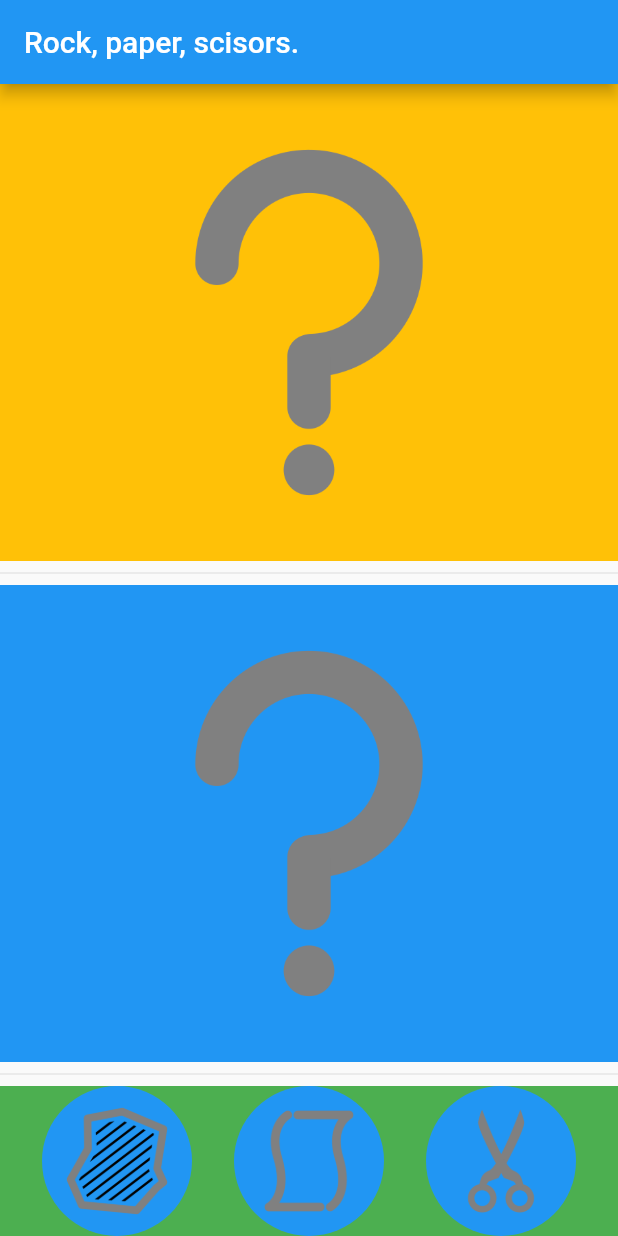
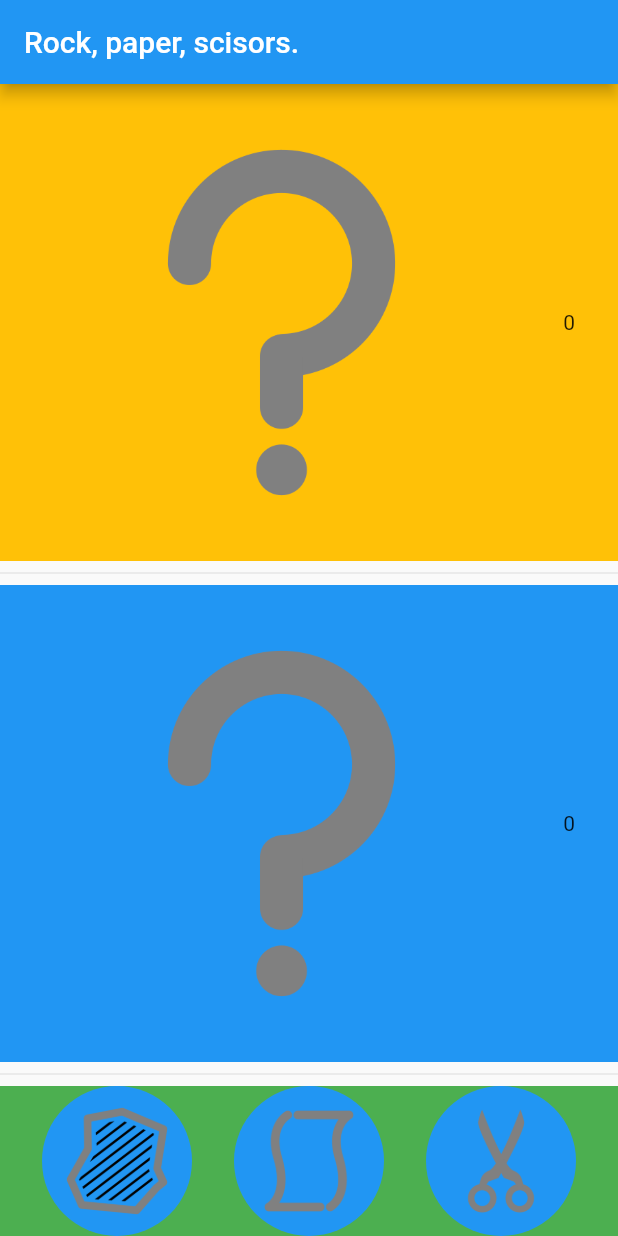
Before and after one commit to MatthieuMeert/rock_paper_scissors, a Flutter app: the screen it shows after launch, on a phone screen of 412 x 824 dp. Run offline on Flutter 3.47's test engine with Material 2 defaults, Android fonts, the phone set to English and light mode, and no system bars.

Commit message:
added counter

```diff
--- a/lib/view_models/game_view_model.dart
+++ b/lib/view_models/game_view_model.dart
@@ -9,6 +9,15 @@ class GameViewModel with ChangeNotifier {
   List<String> getChoicesList() => gameModel.choicesList;
   String? getChoice() => gameModel.choice;
   String? getAnswer() => gameModel.answer;
+  int getGamesWon() => gameModel.gamesWon;
+  int getGamesLost() => gameModel.gamesLost;
+
+  play(String choice) {
+    setChoice(choice);
+    generateRandomAnswer();
+    gameModel.addGameToStats();
+    notifyListeners();
+  }
 
   setChoice(String type) {
     gameModel.choice = type;
--- a/lib/views/game_view.dart
+++ b/lib/views/game_view.dart
@@ -26,10 +26,19 @@ class GameBoard extends StatelessWidget {
               Expanded(
                 child: Container(
                   color: Colors.amber,
-                  child: Padding(
+                  child: Row(
+                    mainAxisAlignment: MainAxisAlignment.spaceEvenly,
+                    children: [
+                      Padding(
                         padding: const EdgeInsets.all(16.0),
                         child: Image.asset(
                             'assets/images/${Provider.of<GameViewModel>(context).getAnswer() ?? 'unknown'}.png'),
+                      ),
+                      Container(
+                        child: Text(
+                            '${Provider.of<GameViewModel>(context).getGamesLost()}'),
+                      )
+                    ],
                   ),
                   alignment: Alignment.center,
                 ),
@@ -38,10 +47,17 @@ class GameBoard extends StatelessWidget {
               Expanded(
                 child: Container(
                   color: Colors.blue,
-                  child: Padding(
+                  child: Row(
+                    mainAxisAlignment: MainAxisAlignment.spaceEvenly,
+                    children: [
+                      Padding(
                         padding: const EdgeInsets.all(16.0),
                         child: Image.asset(
                             'assets/images/${Provider.of<GameViewModel>(context).getChoice() ?? 'unknown'}.png'),
+                      ),
+                      Text(
+                          '${Provider.of<GameViewModel>(context).getGamesWon()}')
+                    ],
                   ),
                   alignment: Alignment.center,
                 ),
@@ -70,17 +86,14 @@ class GameBoard extends StatelessWidget {
 }
 
 class ChoicePicker extends StatelessWidget {
-  String type;
-  ChoicePicker(this.type, {Key? key}) : super(key: key);
+  String choice;
+  ChoicePicker(this.choice, {Key? key}) : super(key: key);
 
   @override
   Widget build(BuildContext context) {
-    final gameViewModel = GameViewModel();
     return InkWell(
       onTap: () {
-        Provider.of<GameViewModel>(context, listen: false).setChoice(type);
-        Provider.of<GameViewModel>(context, listen: false)
-            .generateRandomAnswer();
+        Provider.of<GameViewModel>(context, listen: false).play(choice);
       },
       child: Container(
         width: 100,
@@ -89,7 +102,7 @@ class ChoicePicker extends StatelessWidget {
           shape: BoxShape.circle,
           color: Colors.blue,
         ),
-        child: Image.asset('assets/images/$type.png'),
+        child: Image.asset('assets/images/$choice.png'),
         alignment: Alignment.center,
       ),
     );
```
Also changed, not shown: lib/models/game_model.dart (+17 -0 lines). Lines whose indentation alone changed are shown as unchanged.
